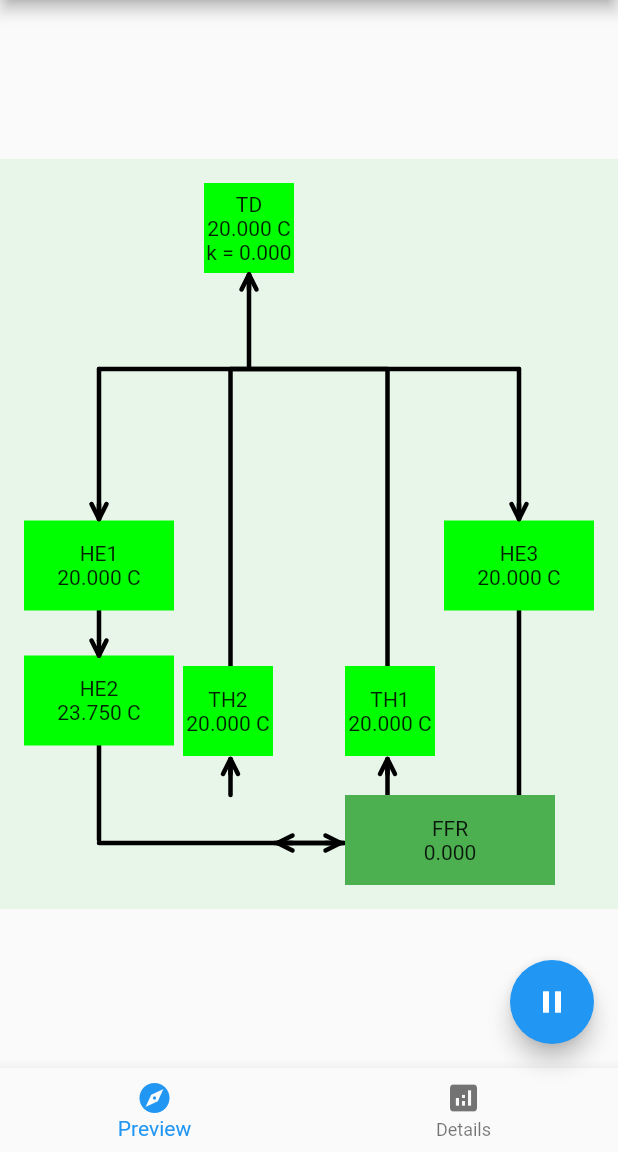
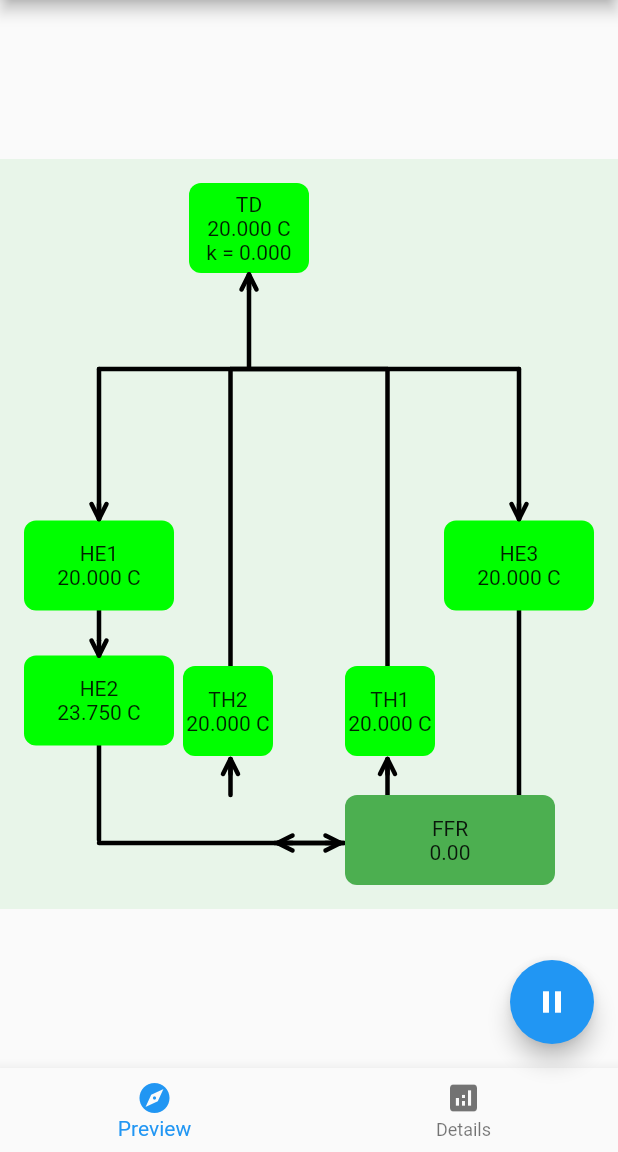
Before and after one commit to Toxenson/model-of-system, a Flutter app: the screen it shows after launch, after a tap on "Start", on a phone screen of 412 x 824 dp, the part 84-1236 px from its top. Run offline on Flutter 3.47's test engine with Material 2 defaults, Android fonts, the phone set to English and light mode, and no system bars; our stand-ins replace timer_builder.

Commit message:
added gisterezis to TD and some fixes

```diff
--- a/lib/home.dart
+++ b/lib/home.dart
@@ -42,16 +42,6 @@ class HomeScreen extends StatelessWidget {
               },
               child: const Text('Start'),
             ),
-            const SizedBox(height: 20),
-            TextButton(
-              onPressed: () {
-                Navigator.push(
-                    context,
-                    MaterialPageRoute(
-                        builder: (context) => ModelSettingScreen()));
-              },
-              child: const Text('Settings'),
-            ),
           ],
         ),
       ),
--- a/lib/model/fluid_flow_regulator.dart
+++ b/lib/model/fluid_flow_regulator.dart
@@ -104,13 +104,15 @@ class FluidFlowRegulator extends StatelessWidget implements CanUpdatePipes {
         return Container(
           width: 140,
           height: 60,
-          color: Colors.green,
+          decoration: const BoxDecoration(
+              color: Colors.green,
+              borderRadius: const BorderRadius.all(Radius.circular(8.0))),
           child: Column(
             crossAxisAlignment: CrossAxisAlignment.center,
             mainAxisAlignment: MainAxisAlignment.center,
             children: [
               Text(_name),
-              Text(koefOfTransit.toStringAsFixed(3)),
+              Text(koefOfTransit.toStringAsFixed(2)),
             ],
           ),
         );
--- a/lib/model/heat_exchanger.dart
+++ b/lib/model/heat_exchanger.dart
@@ -11,22 +11,21 @@ class HeatExchanger extends StatelessWidget implements Blocks, CanUpdatePipes {
       required this.pressure,
       required this.temperature,
       required this.mass,
-      double outsideTemperature = 80})
+      this.outsideTemperature = 80})
       : _alf = alf,
         _beta = beta,
         _name = name,
         _color = _setColor(temperature),
-        _outsideTemperature = outsideTemperature,
         super(key: key);
 
   final String _name;
   final double _alf;
   final double _beta;
-  final double _outsideTemperature;
   double mass;
   double temperature;
   double pressure;
   double koef = 0.0;
+  double outsideTemperature;
   Color _color;
 
   @override
@@ -42,10 +41,10 @@ class HeatExchanger extends StatelessWidget implements Blocks, CanUpdatePipes {
   @override
   void pipesUpdate(List<Pipes> pipes) {
     var pipe = pipes[0];
-    pipe.pressure = findPressForHE(pressure, _beta, _outsideTemperature,
+    pipe.pressure = findPressForHE(pressure, _beta, outsideTemperature,
         Blocks.dt, mass, temperature, _alf);
     pipe.temperature =
-        findTempForHE(_beta, _outsideTemperature, Blocks.dt, mass, temperature);
+        findTempForHE(_beta, outsideTemperature, Blocks.dt, mass, temperature);
     pipe.mass = mass;
   }
 
@@ -55,7 +54,9 @@ class HeatExchanger extends StatelessWidget implements Blocks, CanUpdatePipes {
       Duration(milliseconds: Blocks.dtForUpdateWidgets),
       builder: (context) {
         return Container(
-          color: _color,
+          decoration: BoxDecoration(
+              color: _color,
+              borderRadius: const BorderRadius.all(Radius.circular(8.0))),
           width: 100,
           height: 60,
           child: Column(
--- a/lib/model/model.dart
+++ b/lib/model/model.dart
@@ -32,7 +32,7 @@ class Model {
     mass: 20,
     temperature: 20,
     pressure: 2000,
-    outsideTemperature: 50,
+    outsideTemperature: 70,
   );
   final he3 = HeatExchanger(
     name: 'HE3',
@@ -45,7 +45,8 @@ class Model {
   );
   final td = TemperatureDetector(
     name: 'TD',
-    requiredTemperature: 40,
+    requiredTemperatureMin: 20,
+    requiredTemperatureMax: 60,
     koefOfTransit: 0,
     mass: 20,
     temperature: 20,
@@ -137,7 +138,7 @@ class Model {
     while (manager!.play) {
       pipes[0].blockUpdate(th1);
       pipes[4].blockUpdate(th2);
-      print(td.temperature);
+      print(he1.runtimeType);
 
       th1.pipesUpdate([pipes[1]]);
       th2.pipesUpdate([pipes[5]]);
--- a/lib/model/model_base_classes.dart
+++ b/lib/model/model_base_classes.dart
@@ -34,7 +34,8 @@ abstract class Blocks {
   double temperature = 0.0;
   double mass = 0.0;
   double koef = 0.0;
-  static var dt = 0.5;
+  double outsideTemperature = 0.0;
+  static var dt = 0.5; // in seconds
   static var dtForUpdateWidgets = dt * 1000 ~/ 16; // in milliseconds
   void updateState();
   String get name => _name;
--- a/lib/model/temperature_detector.dart
+++ b/lib/model/temperature_detector.dart
@@ -12,7 +12,8 @@ class TemperatureDetector extends StatelessWidget implements Blocks {
     required this.temperature,
     required this.mass,
     this.ffr,
-    required double this.requiredTemperature,
+    required this.requiredTemperatureMin,
+    required this.requiredTemperatureMax,
     required double koefOfTransit,
   })  : _name = name,
         _koefOfTransit = koefOfTransit,
@@ -22,12 +23,18 @@ class TemperatureDetector extends StatelessWidget implements Blocks {
 
   final String _name;
   double _koefOfTransit;
+  double _storedKoefOfTransit = 0;
   FluidFlowRegulator? ffr;
-  double requiredTemperature;
+  double requiredTemperatureMin;
+  double requiredTemperatureMax;
+  double storedTemperature = 0;
+  int counter = 0;
+  int counterMax = 9;
   double temperature;
   double pressure;
   double mass;
   double koef;
+  double outsideTemperature = 0.0;
   Color _color;
 
   String get name => _name;
@@ -40,12 +47,49 @@ class TemperatureDetector extends StatelessWidget implements Blocks {
   }
 
   void calculateNewKoef() {
-    if (temperature > requiredTemperature) {
-      _koefOfTransit = 1 / (1 + exp(-(temperature / requiredTemperature)));
-    } else {
-      _koefOfTransit = 0;
+    int delta = (temperature - storedTemperature).toInt().sign;
+    delta = (delta == 0) ? 1 : delta;
+    _koefOfTransit = _storedKoefOfTransit;
+    double speed = 0.99 / counterMax;
+    print('delta $delta');
+    print('temperature $temperature');
+    print('storedTemperature $storedTemperature');
+    if ((temperature > requiredTemperatureMax) && (delta == 1)) {
+      _koefOfTransit = speed * counter;
+      counter += 1;
+      if (counter > counterMax) {
+        counter = counterMax;
+      }
+      storedTemperature = temperature;
+      return;
     }
-    koef = _koefOfTransit;
+    if ((temperature > requiredTemperatureMin) && (delta == -1)) {
+      _koefOfTransit = speed * counter;
+      counter += 1;
+      if (counter > counterMax) {
+        counter = counterMax;
+      }
+      storedTemperature = temperature;
+      return;
+    }
+    if ((temperature < requiredTemperatureMin) && (delta == -1)) {
+      _koefOfTransit = speed * counter;
+      counter -= 1;
+      if (counter < 0) {
+        counter = 0;
+      }
+      storedTemperature = temperature;
+      return;
+    }
+    if ((temperature < requiredTemperatureMax) && (delta == 1)) {
+      _koefOfTransit = speed * counter;
+      counter -= 1;
+      if (counter < 0) {
+        counter = 0;
+      }
+      storedTemperature = temperature;
+      return;
+    }
   }
 
   void updateFFR(FluidFlowRegulator someFfr) {
@@ -57,8 +101,10 @@ class TemperatureDetector extends StatelessWidget implements Blocks {
     return TimerBuilder.periodic(
         Duration(milliseconds: Blocks.dtForUpdateWidgets), builder: (context) {
       return Container(
-        color: _color,
-        width: 60,
+        decoration: BoxDecoration(
+            color: _color,
+            borderRadius: const BorderRadius.all(Radius.circular(8.0))),
+        width: 80,
         height: 60,
         child: Column(
           mainAxisAlignment: MainAxisAlignment.center,
@@ -70,62 +116,8 @@ class TemperatureDetector extends StatelessWidget implements Blocks {
         ),
       );
     });
-    // return Container(
-    //   color: _color,
-    //   width: 140,
-    //   height: 60,
-    //   child: Column(
-    //     mainAxisAlignment: MainAxisAlignment.center,
-    //     children: [
-    //       Text(_name),
-    //       Text('${temperature.toString()} C'),
-    //       Text('k = ${_koefOfTransit.toString()}'),
-    //     ],
-    //   ),
-    // );
   }
 }
-
-// class TemperatureDetectorWidget extends StatefulWidget {
-//   TemperatureDetectorWidget({
-//     Key? key,
-//     required this.name,
-//     required this.color,
-//     required this.temperature,
-//     required this.koefOfTransit,
-//   }) : super(key: key);
-
-//   String name;
-//   Color color;
-//   double temperature;
-//   double koefOfTransit;
-
-//   @override
-//   State<TemperatureDetectorWidget> createState() =>
-//       _TemperatureDetectorWidgetState();
-// }
-
-// class _TemperatureDetectorWidgetState extends State<TemperatureDetectorWidget> {
-//   @override
-//   Widget build(BuildContext context) {
-//     return TimerBuilder.periodic(Duration(milliseconds: 20),
-//         builder: (context) {
-//       return Container(
-//         color: widget.color,
-//         width: 140,
-//         height: 60,
-//         child: Column(
-//           mainAxisAlignment: MainAxisAlignment.center,
-//           children: [
-//             Text(widget.name),
-//             Text('${widget.temperature.toString()} C'),
-//             Text('k = ${widget.koefOfTransit.toString()}'),
-//           ],
-//         ),
-//       );
-//     });
-//   }
-// }
 
 Color _setColor(double temp) {
   if (temp <= 40.0) {
--- a/lib/model/throttle.dart
+++ b/lib/model/throttle.dart
@@ -24,6 +24,7 @@ class Throttle extends StatelessWidget implements Blocks, CanUpdatePipes {
   double temperature;
   double mass;
   double koef = 0.0;
+  double outsideTemperature = 0.0;
   Color _color;
 
   @override
@@ -48,7 +49,9 @@ class Throttle extends StatelessWidget implements Blocks, CanUpdatePipes {
     return TimerBuilder.periodic(
         Duration(milliseconds: Blocks.dtForUpdateWidgets), builder: (context) {
       return Container(
-        color: _color,
+        decoration: BoxDecoration(
+            color: _color,
+            borderRadius: const BorderRadius.all(Radius.circular(8.0))),
         width: 60,
         height: 60,
         child: Column(
--- a/lib/painting/block_tile.dart
+++ b/lib/painting/block_tile.dart
@@ -53,11 +53,45 @@ class _BlockTileState extends State<BlockTile> {
 
 List<Widget> paramsWidget(List<bool> params, Blocks block) {
   List<Widget> parametrs = [];
+  final _outsideTemperatureController = TextEditingController();
   if (params[0]) {
     parametrs.add(TimerBuilder.periodic(
         Duration(milliseconds: Blocks.dtForUpdateWidgets), builder: (context) {
       return Text('Температура: ${block.temperature.toStringAsFixed(3)} °C');
     }));
+  }
+  if (block.runtimeType.toString() == 'HeatExchanger') {
+    parametrs.add(
+      Row(
+        children: [
+          const Text('Температура снаружи:'),
+          const SizedBox(width: 10),
+          Container(
+            height: 20,
+            width: 40,
+            child: TextField(
+              controller: _outsideTemperatureController,
+              onEditingComplete: () {
+                block.outsideTemperature =
+                    double.parse(_outsideTemperatureController.text);
+              },
+              decoration: InputDecoration(
+                hintText: block.outsideTemperature.toString(),
+                enabledBorder: const UnderlineInputBorder(
+                  borderSide: BorderSide(color: Colors.white),
+                ),
+                focusedBorder: const UnderlineInputBorder(
+                  borderSide: BorderSide(color: Colors.blue),
+                ),
+                border: const UnderlineInputBorder(
+                  borderSide: BorderSide(color: Colors.blue),
+                ),
+              ),
+            ),
+          ),
+        ],
+      ),
+    );
   }
   if (params[1]) {
     parametrs.add(const SizedBox(height: 5));
@@ -82,3 +116,10 @@ List<Widget> paramsWidget(List<bool> params, Blocks block) {
   }
   return parametrs;
 }
+
+
+// void _changeOutsideTemp() {
+//   void _change(Blocks block){
+//     block.outsideTemperature = _ou
+//   }
+// }
--- a/lib/screens/model_preview_screen.dart
+++ b/lib/screens/model_preview_screen.dart
@@ -29,7 +29,7 @@ class _ModelPreviewScreenState extends State<ModelPreviewScreen> {
       60,
       60,
       60,
-      60,
+      80,
       60,
       100,
       60,
@@ -200,7 +200,7 @@ List<Widget> insideContour(List<double> sizes, model) {
     ),
     Positioned(
       top: edgeInsert,
-      left: edgeInsert + wightHe + 20,
+      left: edgeInsert + wightHe + 10,
       child: model.td,
     ),
     Positioned(
```
